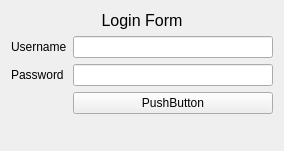
FabioF9/GSB-AppliVisiteur, file front/ui/new_login.ui: the form before one commit.
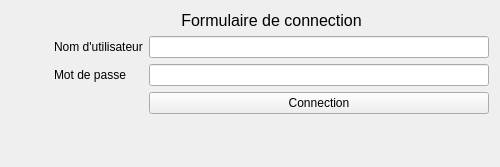
The form after the commit. Icons and pictures are not drawn.

Patch:
```diff
--- a/front/ui/new_login.ui
+++ b/front/ui/new_login.ui
@@ -6,8 +6,8 @@
    <rect>
     <x>0</x>
     <y>0</y>
-    <width>284</width>
-    <height>151</height>
+    <width>500</width>
+    <height>167</height>
    </rect>
   </property>
   <property name="minimumSize">
@@ -18,8 +18,8 @@
   </property>
   <property name="maximumSize">
    <size>
-    <width>284</width>
-    <height>151</height>
+    <width>500</width>
+    <height>300</height>
    </size>
   </property>
   <property name="windowTitle">
@@ -28,37 +28,36 @@
   <property name="autoFillBackground">
    <bool>false</bool>
   </property>
-  <layout class="QVBoxLayout" name="verticalLayout">
+  <layout class="QHBoxLayout" name="horizontalLayout">
+   <item>
+    <widget class="QLabel" name="label">
+     <property name="text">
+      <string/>
+     </property>
+     <property name="pixmap">
+      <pixmap>logoGSBresize.png</pixmap>
+     </property>
+    </widget>
+   </item>
+   <item>
+    <spacer name="horizontalSpacer">
+     <property name="orientation">
+      <enum>Qt::Horizontal</enum>
+     </property>
+     <property name="sizeType">
+      <enum>QSizePolicy::Minimum</enum>
+     </property>
+     <property name="sizeHint" stdset="0">
+      <size>
+       <width>30</width>
+       <height>20</height>
+      </size>
+     </property>
+    </spacer>
+   </item>
    <item>
     <layout class="QFormLayout" name="formLayout">
-     <item row="4" column="0">
-      <widget class="QLabel" name="passwordLabel">
-       <property name="text">
-        <string>Username</string>
-       </property>
-      </widget>
-     </item>
-     <item row="4" column="1">
-      <widget class="QLineEdit" name="login_input1"/>
-     </item>
-     <item row="6" column="0">
-      <widget class="QLabel" name="usernameLabel">
-       <property name="text">
-        <string>Password</string>
-       </property>
-      </widget>
-     </item>
-     <item row="6" column="1">
-      <widget class="QLineEdit" name="login_input2">
-       <property name="inputMethodHints">
-        <set>Qt::ImhHiddenText|Qt::ImhNoAutoUppercase|Qt::ImhNoPredictiveText|Qt::ImhSensitiveData</set>
-       </property>
-       <property name="echoMode">
-        <enum>QLineEdit::Password</enum>
-       </property>
-      </widget>
-     </item>
-     <item row="3" column="0" colspan="2">
+     <item row="2" column="0" colspan="2">
       <widget class="QLabel" name="login_titre">
        <property name="font">
         <font>
@@ -74,20 +73,47 @@
         <enum>Qt::LeftToRight</enum>
        </property>
        <property name="text">
-        <string>Login Form</string>
+        <string>Formulaire de connection</string>
        </property>
        <property name="alignment">
         <set>Qt::AlignCenter</set>
        </property>
       </widget>
      </item>
-     <item row="7" column="1">
+     <item row="3" column="0">
+      <widget class="QLabel" name="passwordLabel">
+       <property name="text">
+        <string>Nom d'utilisateur</string>
+       </property>
+      </widget>
+     </item>
+     <item row="3" column="1">
+      <widget class="QLineEdit" name="login_input1"/>
+     </item>
+     <item row="5" column="0">
+      <widget class="QLabel" name="usernameLabel">
+       <property name="text">
+        <string>Mot de passe</string>
+       </property>
+      </widget>
+     </item>
+     <item row="5" column="1">
+      <widget class="QLineEdit" name="login_input2">
+       <property name="inputMethodHints">
+        <set>Qt::ImhHiddenText|Qt::ImhNoAutoUppercase|Qt::ImhNoPredictiveText|Qt::ImhSensitiveData</set>
+       </property>
+       <property name="echoMode">
+        <enum>QLineEdit::Password</enum>
+       </property>
+      </widget>
+     </item>
+     <item row="6" column="1">
       <widget class="QPushButton" name="login_button1">
        <property name="layoutDirection">
         <enum>Qt::RightToLeft</enum>
        </property>
        <property name="text">
-        <string>PushButton</string>
+        <string>Connection</string>
        </property>
        <property name="autoDefault">
         <bool>false</bool>
```
